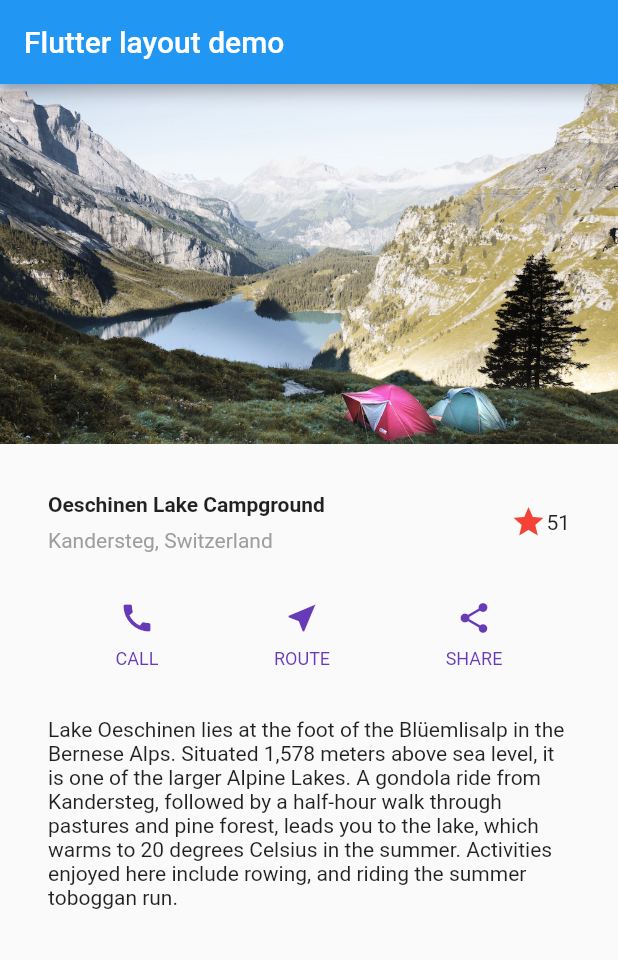
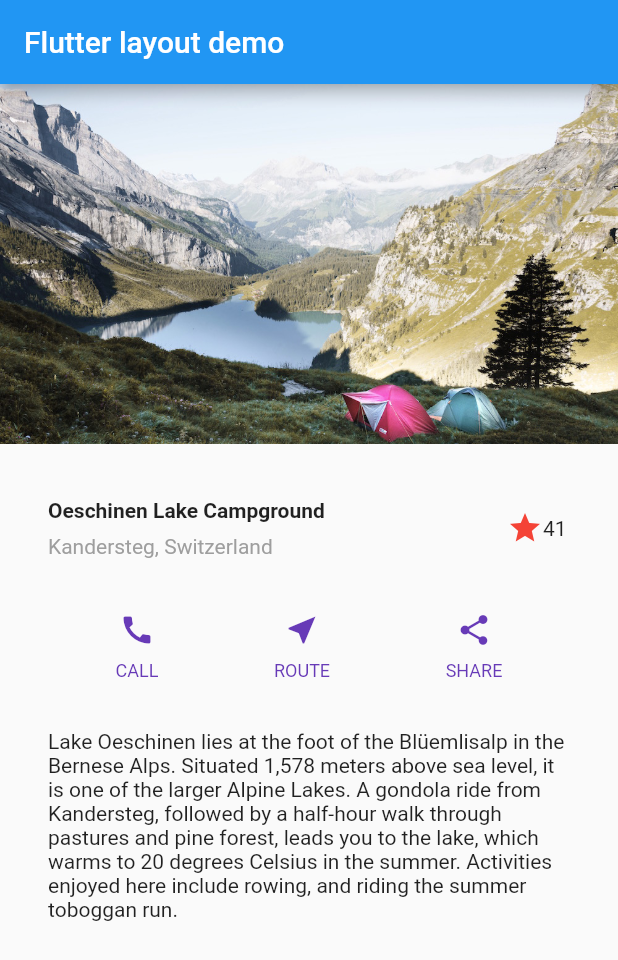
Before and after one commit to lamsalsangam/Flutter, a Flutter app: the screen it shows after launch, on a phone screen of 412 x 824 dp. Shown: the top 960 px of the screen. Run offline on Flutter 3.47's test engine with Material 2 defaults, Android fonts, the phone set to English and light mode, and no system bars; our stand-ins replace firebase_auth, firebase_core, flutter_dotenv, flutter_spinkit, google_fonts; accounts and stored records are empty.

Commit message:
Logs App completed

```diff
--- a/layout/lib/main.dart
+++ b/layout/lib/main.dart
@@ -36,11 +36,12 @@ class MyApp extends StatelessWidget {
             ),
           ),
           /*3*/
-          Icon(
-            Icons.star,
-            color: Colors.red[500],
-          ),
-          const Text('51'),
+          // Icon(
+          //   Icons.star,
+          //   color: Colors.red[500],
+          // ),
+          // const Text('51'),
+          const FavoriteWidget(),
         ],
       ),
     );
@@ -112,3 +113,53 @@ class MyApp extends StatelessWidget {
     );
   }
 }
+
+class FavoriteWidget extends StatefulWidget {
+  const FavoriteWidget({super.key});
+
+  @override
+  State<FavoriteWidget> createState() => _FavoriteWidgetState();
+}
+
+class _FavoriteWidgetState extends State<FavoriteWidget> {
+  bool _isFavorited = true;
+  int _favoriteCount = 41;
+
+  void _toggleFavorite() {
+    setState(() {
+      if (_isFavorited) {
+        _favoriteCount -= 1;
+        _isFavorited = false;
+      } else {
+        _favoriteCount += 1;
+        _isFavorited = true;
+      }
+    });
+  }
+  @override
+  Widget build(BuildContext context) {
+    return Row(
+      mainAxisSize: MainAxisSize.min,
+      children: [
+        Container(
+          padding: const EdgeInsets.all(0),
+          child: IconButton(
+            padding: const EdgeInsets.all(0),
+            alignment: Alignment.centerRight,
+            icon: (_isFavorited
+            ? const Icon(Icons.star)
+            : const Icon(Icons.star_border)),
+            color: Colors.red[500],
+            onPressed: _toggleFavorite,
+          ),
+        ),
+        SizedBox(
+          width: 18,
+          child: SizedBox(
+            child: Text('$_favoriteCount'),
+          ),
+        )
+      ],
+    );
+  }
+}
--- /dev/null
+++ b/logs_daily/lib/model/log_entry.dart
@@ -0,0 +1,6 @@
+class LogEntry {
+  final DateTime timestamp;
+  final String message;
+
+  LogEntry(this.timestamp, this.message);
+}
```
Also changed, not shown: logs_daily/analysis_options.yaml (added, +29 -0 lines), logs_daily/lib/main.dart (added, +84 -0 lines), logs_daily/pubspec.yaml (added, +90 -0 lines), logs_daily/pubspec.lock (added), 62 other files.
